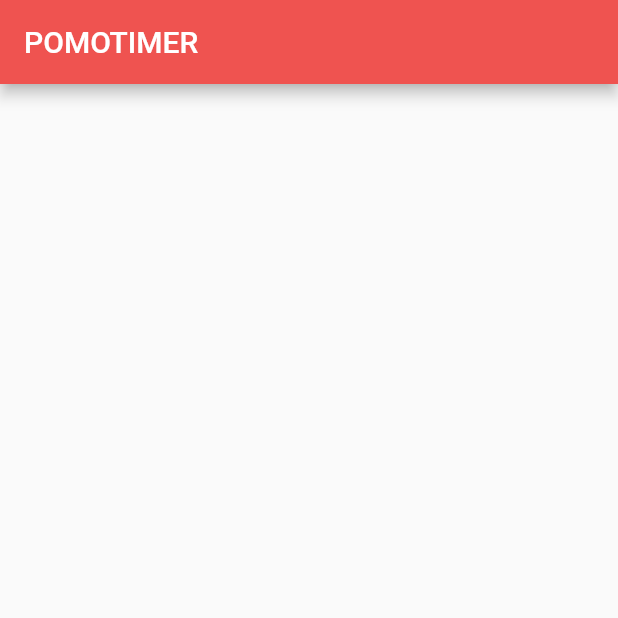
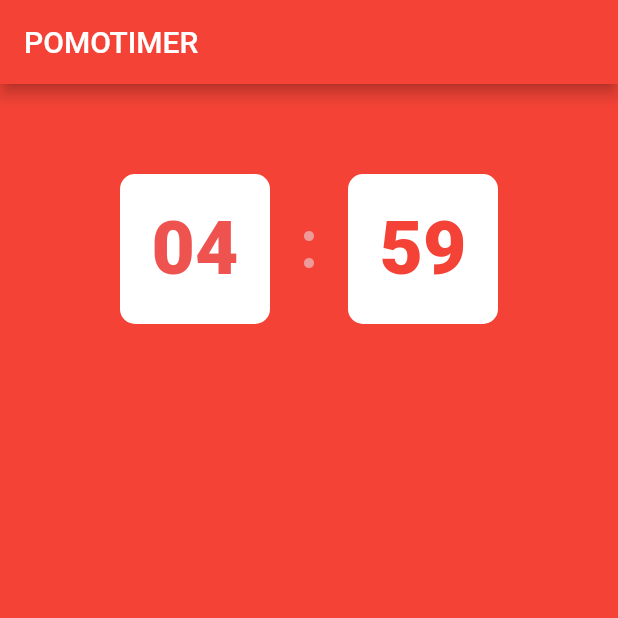
Before and after one commit to sol92824/flutter_app, a Flutter app: the screen it shows after launch, on a phone screen of 412 x 824 dp, the top half of it. Run offline on Flutter 3.47's test engine with Material 2 defaults, Android fonts, the phone set to English and light mode, and no system bars.

Commit message:
pomodoro_screen 1번 Column 고정 데이터 + 디자인

```diff
--- a/lib/screens/pomodoro_screen.dart
+++ b/lib/screens/pomodoro_screen.dart
@@ -10,7 +10,82 @@ class PomodoroScreen extends StatelessWidget {
         title: const Text(
           'POMOTIMER',
         ),
-        backgroundColor: Colors.red.shade400,
+        backgroundColor: Colors.red.shade500,
+      ),
+      body: Container(
+        decoration: BoxDecoration(
+          color: Colors.red.shade500,
+        ),
+        child: Padding(
+          padding: const EdgeInsets.symmetric(
+            vertical: 60,
+            horizontal: 80,
+          ),
+          child: Column(
+            children: [
+              Row(
+                mainAxisAlignment: MainAxisAlignment.spaceBetween,
+                children: [
+                  Container(
+                    width: 100,
+                    height: 100,
+                    decoration: BoxDecoration(
+                      color: Colors.white,
+                      borderRadius: BorderRadius.circular(
+                        10,
+                      ),
+                    ),
+                    child: Center(
+                      child: Text(
+                        '04',
+                        style: TextStyle(
+                            color: Colors.red.shade400,
+                            fontSize: 50,
+                            fontWeight: FontWeight.w800),
+                      ),
+                    ),
+                  ),
+                  Column(
+                    children: [
+                      Icon(
+                        Icons.circle,
+                        color: Colors.red.shade200,
+                        size: 8,
+                      ),
+                      const SizedBox(
+                        height: 10,
+                      ),
+                      Icon(
+                        Icons.circle,
+                        color: Colors.red.shade200,
+                        size: 8,
+                      ),
+                    ],
+                  ),
+                  Container(
+                    width: 100,
+                    height: 100,
+                    decoration: BoxDecoration(
+                      color: Colors.white,
+                      borderRadius: BorderRadius.circular(
+                        10,
+                      ),
+                    ),
+                    child: Center(
+                      child: Text(
+                        '59',
+                        style: TextStyle(
+                            color: Colors.red.shade500,
+                            fontSize: 50,
+                            fontWeight: FontWeight.w800),
+                      ),
+                    ),
+                  ),
+                ],
+              )
+            ],
+          ),
+        ),
       ),
     );
   }
```
